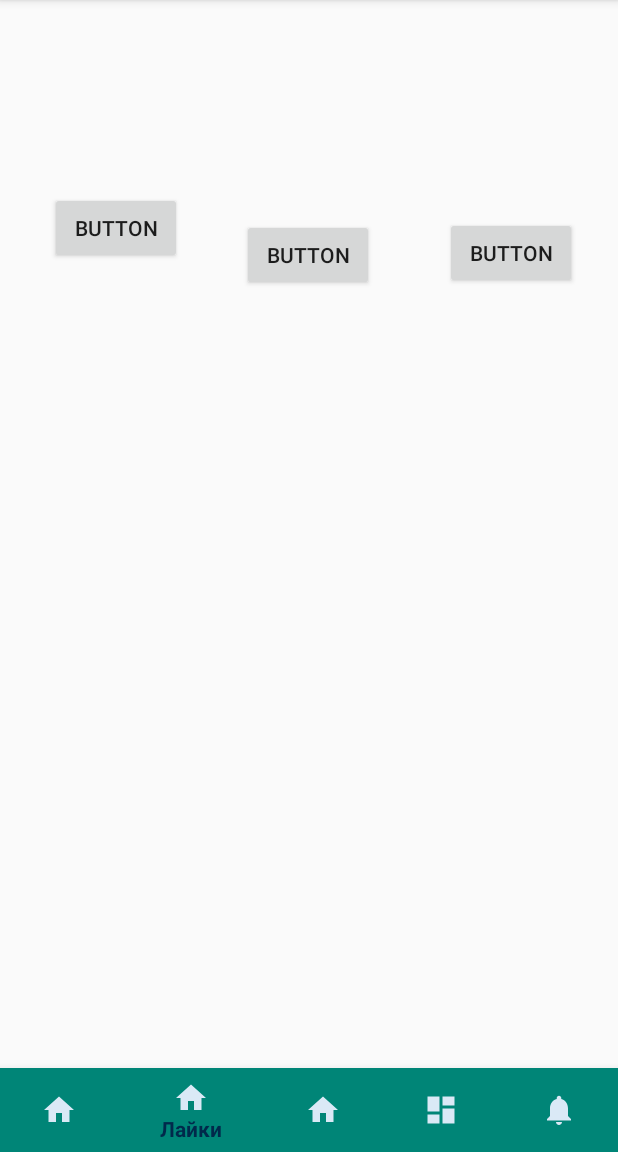
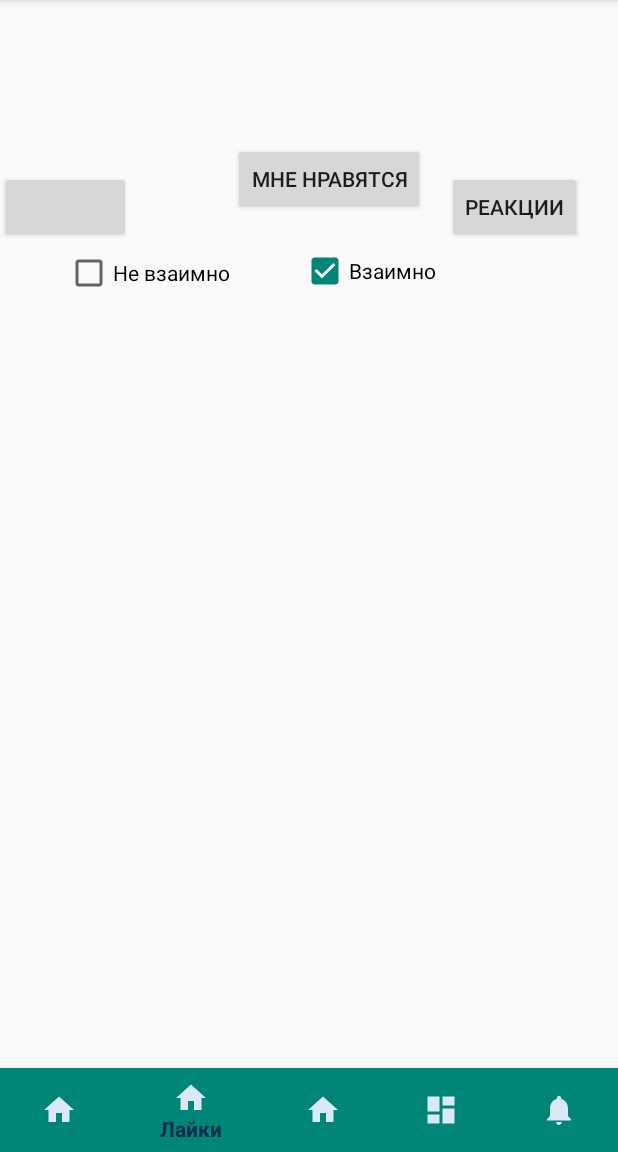
Before and after one commit to Deomap/Flintro, an Android app: the LikesActivity screen opened directly, with no data from a screen before it, on a phone screen of 412 x 824 dp, the part 84-1236 px from its top. Run offline under Robolectric (Android 15) with nearby library versions, the phone set to English and light mode, and no system bars; our stand-ins replace Firebase (no records; nobody signed in at launch, a user with empty details on screens opened directly).

Commit message:
LA|QA: user script 4 and 5
Signed-off-by: Deomap <deomapps@gmail.com>

```diff
--- a/app/build.gradle
+++ b/app/build.gradle
@@ -34,5 +34,6 @@ dependencies {
     implementation 'com.android.support:design:28.0.0'
     implementation 'com.android.support:appcompat-v7:28.0.0'
     implementation 'androidx.gridlayout:gridlayout:1.0.0'
+    implementation 'com.google.firebase:firebase-storage:19.1.0'
 
 }
--- a/app/src/main/java/com/deomap/flintro/LikesActivity/LikesActivity.java
+++ b/app/src/main/java/com/deomap/flintro/LikesActivity/LikesActivity.java
@@ -8,40 +8,36 @@ import android.os.Bundle;
 import android.util.Log;
 import android.view.MenuItem;
 import android.view.View;
+import android.widget.AdapterView;
+import android.widget.ArrayAdapter;
 import android.widget.Button;
+import android.widget.CheckBox;
 import android.widget.ListView;
-import android.widget.TextView;
+import android.widget.Toast;
 
 import com.deomap.flintro.ChatActivity.ChatActivity;
 import com.deomap.flintro.ProfileActivity.ProfileActivity;
 import com.deomap.flintro.QuestionsActivity.QuestionsActivity;
 import com.deomap.flintro.R;
 import com.deomap.flintro.SwipeActivity.SwipeActivity;
-import com.deomap.flintro.adapter.FirestoreDataTranslator;
 import com.deomap.flintro.adapter.MainPartContract;
-import com.deomap.flintro.api.FirebaseCloudstore;
-import com.deomap.flintro.api.FirebaseUsers;
-import com.google.android.gms.tasks.OnCompleteListener;
-import com.google.android.gms.tasks.OnFailureListener;
-import com.google.android.gms.tasks.OnSuccessListener;
-import com.google.android.gms.tasks.Task;
 import com.google.android.material.bottomnavigation.BottomNavigationView;
-import com.google.firebase.firestore.DocumentReference;
-import com.google.firebase.firestore.DocumentSnapshot;
-import com.google.firebase.firestore.QueryDocumentSnapshot;
-import com.google.firebase.firestore.QuerySnapshot;
 
 import java.util.ArrayList;
-import java.util.HashMap;
-import java.util.Map;
 
 public class LikesActivity extends AppCompatActivity implements MainPartContract.iLikesActivity{
 
     private MainPartContract.iLikesPresenter mPresenter;
-    private Button answersLikesList;
-    private Button swipeLikesList;
-    private Button matchesLikesList;
+    private Button meLikesButton;
+    private Button iLikeButton;
+    private Button reactionsButton;
     private ListView likesList;
+    private CheckBox stOptionCB;
+    private CheckBox ndOptionCB;
+    private int st_cb_state = 1;
+    private int nd_cb_state = 1;
+    private int toPresenterCBMode = 3;
+    private int arg_mode;
 
     private BottomNavigationView.OnNavigationItemSelectedListener mOnNavigationItemSelectedListener
             = new BottomNavigationView.OnNavigationItemSelectedListener() {
@@ -102,10 +98,12 @@ public class LikesActivity extends AppCompatActivity implements MainPartContract
         mPresenter = new LikesPresenter(this);
 
         BottomNavigationView navView = findViewById(R.id.nav_view);
-        answersLikesList = findViewById(R.id.answersLikesButton);
-        matchesLikesList = findViewById(R.id.matchesLikesButton);
-        swipeLikesList = findViewById(R.id.swipeLikesButton);
+        meLikesButton = findViewById(R.id.meLikesButton);
+        reactionsButton = findViewById(R.id.reactionsButton);
+        iLikeButton = findViewById(R.id.iLikeButton);
         likesList = findViewById(R.id.likesList);
+        stOptionCB = findViewById(R.id.stOptionCB);
+        ndOptionCB = findViewById(R.id.ndOptionCB);
 
         navView.setOnNavigationItemSelectedListener(mOnNavigationItemSelectedListener);
         navView.getMenu().findItem(R.id.navigation_likes).setChecked(true);
@@ -114,24 +112,83 @@ public class LikesActivity extends AppCompatActivity implements MainPartContract
 
     @Override
     public void toast(String msg, int time) {
+        Toast.makeText(this,msg,Toast.LENGTH_LONG).show();
+    }
+
+    private void defineState(){
+        if(stOptionCB.isChecked() && ndOptionCB.isChecked()){
+            toPresenterCBMode = 1;
+        }
+        if(stOptionCB.isChecked() && !ndOptionCB.isChecked()){
+            toPresenterCBMode = 2;
+        }
+        if(!stOptionCB.isChecked() && ndOptionCB.isChecked()){
+            toPresenterCBMode = 3;
+        }
+        if(!stOptionCB.isChecked() && !ndOptionCB.isChecked()){
+            toPresenterCBMode = 4;
+        }
+    }
+
+    //1
+    public void iLikeClicked(View view) {
+        stOptionCB.setChecked(false);
+        ndOptionCB.setChecked(true);
+        setDefaultCBState();
+        mPresenter.getList(1);
+    }
+
+    //2
+    public void meLikesClicked(View view) {
+        setDefaultCBState();
+        mPresenter.getList(2);
+    }
+
+    //3
+    public void reactionsClicked(View view) {
+        setDefaultCBState();
+        mPresenter.getList(3);
+    }
+
+    public void cbStateChanged(View view){
+        defineState();
+        mPresenter.compileLists(toPresenterCBMode);
+    }
+
+    private void setDefaultCBState(){
+        toPresenterCBMode = 3;
+    }
+
+    private void ifCBEnableSet(boolean ifEnable){
 
     }
 
-    //1
-    public void swipeLikesClicked(View view) {
-        mPresenter.getList(1);
+    ListView.OnItemClickListener likesListOnItemClickListener = new AdapterView.OnItemClickListener() {
+        @Override
+        public void onItemClick(AdapterView<?> parent, View view, int position, long id) {
+            Log.i("LA/likesList.OICL","clicked");
+            //pass
+        }
+    };
+
+    @Override
+    public void setList(ArrayList<String> finalList) {
+        ArrayAdapter<String> adapter = new ArrayAdapter<>(this, android.R.layout.simple_list_item_1, finalList);
+        likesList.setAdapter(adapter);
+        likesList.setOnItemClickListener(likesListOnItemClickListener);
+    }
+
+    @Override
+    public void likesListClickedNext(int arg_mode) {
+    }
+
+    @Override
+    public void checkBoxesStateChange(String mode) {
 
     }
 
-    //2
-    public void answersLikesClicked(View view) {
-        mPresenter.getList(2);
-
-    }
-
-    //3
-    public void matchesLikesClicked(View view) {
-        mPresenter.getList(3);
+    @Override
+    public void nullFinalList() {
 
     }
 }
--- a/app/src/main/java/com/deomap/flintro/MainActivity.java
+++ b/app/src/main/java/com/deomap/flintro/MainActivity.java
@@ -71,7 +71,7 @@ FirebaseFirestore db ;
                         Log.d("MA", "DocumentSnapshot data: " );
                         String docData=document.getString("firstLaunch");
                         //!YY!H!Y!HUH!!!UYHCIUWBCIOWNXIMX<OPW<
-                        if(docData == "y"){
+                        if(docData.equals("y")){
                             startActivity(new Intent(MainActivity.this, FLActivity.class));
                         }
                         else{
@@ -102,4 +102,8 @@ FirebaseFirestore db ;
 --SIGH UP! BUG (DOUBLE)
 --liked questions??
 --creating profile (null pointer fix)
+--calculate matches etc
+--firstlaunch "y"->"n"
+--scenario: i canceled like, but user tried to press like in LA
+--flactivity - enabled/disabled
  */
--- a/app/src/main/java/com/deomap/flintro/adapter/MainPartContract.java
+++ b/app/src/main/java/com/deomap/flintro/adapter/MainPartContract.java
@@ -24,7 +24,10 @@ public interface MainPartContract {
     }
 
     interface iLikesActivity extends View{
-
+        void setList(ArrayList<String> finalList);
+        void likesListClickedNext(int arg_mode);
+        void checkBoxesStateChange(String mode);
+        void nullFinalList();
     }
 
     interface iProfileActivity extends View{
@@ -40,6 +43,7 @@ public interface MainPartContract {
         void askInterests();
         void askPhoto();
         void accessSharedPreferences(String mode, String prefName, String type,String key, String value);
+        void changeItemsAvailibility(String arg);
     }
 
     interface Presenter{
@@ -54,10 +58,14 @@ public interface MainPartContract {
         void getQuestions(int pos);
         void getAnswers(int pos);
         void sendUserAnswer(String answerText);
+        void answerClicked(int pos);
     }
 
     interface iLikesPresenter extends Presenter{
         void getList(int arg);
+        void setCBMode(int mode);
+        void compileLists(int mode);
+        void likesListClicked(int pos);
     }
 
     interface iProfilePresenter extends Presenter{
--- a/app/src/main/java/com/deomap/flintro/adapter/TopicsPositionMatch.java
+++ b/app/src/main/java/com/deomap/flintro/adapter/TopicsPositionMatch.java
@@ -2,8 +2,8 @@ package com.deomap.flintro.adapter;
 
 public class TopicsPositionMatch {
 
-    final String[] topicsRus = new String[]{"Тема","еще тема","тема тем","","",""};
-    final String[] topicsEng = new String[]{"Math","another topic", "topic of topics","","",""};
+    final String[] topicsRus = new String[]{"Избранное","Популярное","Матеша???","","",""};
+    final String[] topicsEng = new String[]{"FavoriteQuestions","Popular", "Math","","",""};
 
     public TopicsPositionMatch(){
     }
--- a/app/src/main/res/layout/activity_likes.xml
+++ b/app/src/main/res/layout/activity_likes.xml
@@ -21,43 +21,46 @@
         app:menu="@menu/bottom_navigation" />
 
     <Button
-        android:id="@+id/swipeLikesButton"
+        android:id="@+id/meLikesButton"
         android:layout_width="wrap_content"
         android:layout_height="wrap_content"
-        android:layout_marginStart="33dp"
-        android:layout_marginTop="128dp"
-        android:layout_marginBottom="499dp"
-        android:onClick="swipeLikesClicked"
-        android:text="Button"
+        android:layout_marginStart="32dp"
+        android:layout_marginTop="95dp"
+        android:layout_marginEnd="28dp"
+        android:layout_marginBottom="532dp"
+        android:onClick="meLikesClicked"
         app:layout_constraintBottom_toTopOf="@+id/nav_view"
+        app:layout_constraintEnd_toStartOf="@+id/iLikeButton"
         app:layout_constraintStart_toStartOf="parent"
+        app:layout_constraintTop_toTopOf="parent"
+        tools:text="Я нравлюсь" />
+
+    <Button
+        android:id="@+id/iLikeButton"
+        android:layout_width="wrap_content"
+        android:layout_height="wrap_content"
+        android:layout_marginStart="40dp"
+        android:layout_marginTop="95dp"
+        android:layout_marginEnd="47dp"
+        android:layout_marginBottom="532dp"
+        android:onClick="iLikeClicked"
+        android:text="Мне нравятся"
+        app:layout_constraintBottom_toTopOf="@+id/nav_view"
+        app:layout_constraintEnd_toStartOf="@+id/reactionsButton"
+        app:layout_constraintHorizontal_bias="0.482"
+        app:layout_constraintStart_toEndOf="@+id/meLikesButton"
         app:layout_constraintTop_toTopOf="parent"
         app:layout_constraintVertical_bias="0.0" />
 
     <Button
-        android:id="@+id/answersLikesButton"
+        android:id="@+id/reactionsButton"
         android:layout_width="wrap_content"
         android:layout_height="wrap_content"
-        android:layout_marginStart="40dp"
-        android:layout_marginTop="127dp"
-        android:layout_marginEnd="47dp"
-        android:layout_marginBottom="500dp"
-        android:onClick="answersLikesClicked"
-        android:text="Button"
-        app:layout_constraintBottom_toTopOf="@+id/nav_view"
-        app:layout_constraintEnd_toStartOf="@+id/matchesLikesButton"
-        app:layout_constraintStart_toEndOf="@+id/swipeLikesButton"
-        app:layout_constraintTop_toTopOf="parent" />
-
-    <Button
-        android:id="@+id/matchesLikesButton"
-        android:layout_width="wrap_content"
-        android:layout_height="wrap_content"
-        android:layout_marginTop="126dp"
-        android:layout_marginEnd="27dp"
-        android:layout_marginBottom="501dp"
-        android:onClick="matchesLikesClicked"
-        android:text="Button"
+        android:layout_marginTop="95dp"
+        android:layout_marginEnd="24dp"
+        android:layout_marginBottom="532dp"
+        android:onClick="reactionsClicked"
+        android:text="Реакции"
         app:layout_constraintBottom_toTopOf="@+id/nav_view"
         app:layout_constraintEnd_toEndOf="parent"
         app:layout_constraintTop_toTopOf="parent" />
@@ -73,7 +76,43 @@
         app:layout_constraintBottom_toTopOf="@+id/nav_view"
         app:layout_constraintEnd_toEndOf="parent"
         app:layout_constraintStart_toStartOf="parent"
-        app:layout_constraintTop_toBottomOf="@+id/swipeLikesButton" />
+        app:layout_constraintTop_toBottomOf="@+id/meLikesButton" />
+
+    <CheckBox
+        android:id="@+id/stOptionCB"
+        android:layout_width="149dp"
+        android:layout_height="31dp"
+        android:layout_marginStart="8dp"
+        android:layout_marginTop="14dp"
+        android:layout_marginEnd="8dp"
+        android:layout_marginBottom="7dp"
+        android:checked="false"
+        android:onClick="cbStateChanged"
+        android:text="Не взаимно"
+        app:layout_constraintBottom_toTopOf="@+id/likesList"
+        app:layout_constraintEnd_toStartOf="@+id/ndOptionCB"
+        app:layout_constraintHorizontal_bias="1.0"
+        app:layout_constraintStart_toStartOf="parent"
+        app:layout_constraintTop_toBottomOf="@+id/meLikesButton"
+        app:layout_constraintVertical_bias="0.518" />
+
+    <CheckBox
+        android:id="@+id/ndOptionCB"
+        android:layout_width="wrap_content"
+        android:layout_height="wrap_content"
+        android:layout_marginStart="8dp"
+        android:layout_marginTop="8dp"
+        android:layout_marginEnd="7dp"
+        android:layout_marginBottom="15dp"
+        android:checked="true"
+        android:onClick="cbStateChanged"
+        android:text="Взаимно"
+        app:layout_constraintBottom_toTopOf="@+id/likesList"
+        app:layout_constraintEnd_toStartOf="@+id/reactionsButton"
+        app:layout_constraintHorizontal_bias="1.0"
+        app:layout_constraintStart_toEndOf="@+id/iLikeButton"
+        app:layout_constraintTop_toBottomOf="@+id/reactionsButton"
+        app:layout_constraintVertical_bias="0.266" />
 
 
 </androidx.constraintlayout.widget.ConstraintLayout>
```
Also changed, not shown: app/src/main/java/com/deomap/flintro/LikesActivity/LikesPresenter.java (+118 -49 lines), app/src/main/java/com/deomap/flintro/QuestionsActivity/QuestionsActivity.java (+11 -1 lines), app/src/main/java/com/deomap/flintro/QuestionsActivity/QuestionsPresenter.java (+28 -0 lines), app/src/main/java/com/deomap/flintro/adapter/FirestoreDataTranslator.java (+30 -1 lines), app/src/main/res/layout/activity_fl.xml (+17 -1 lines), 1 other file.
